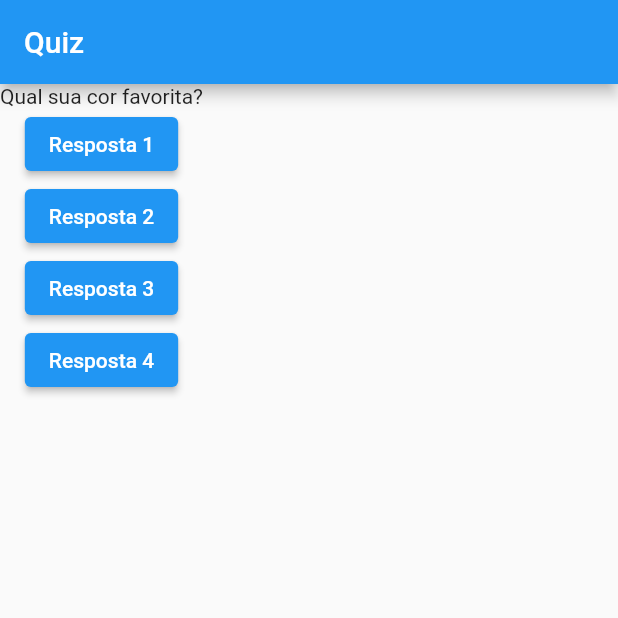
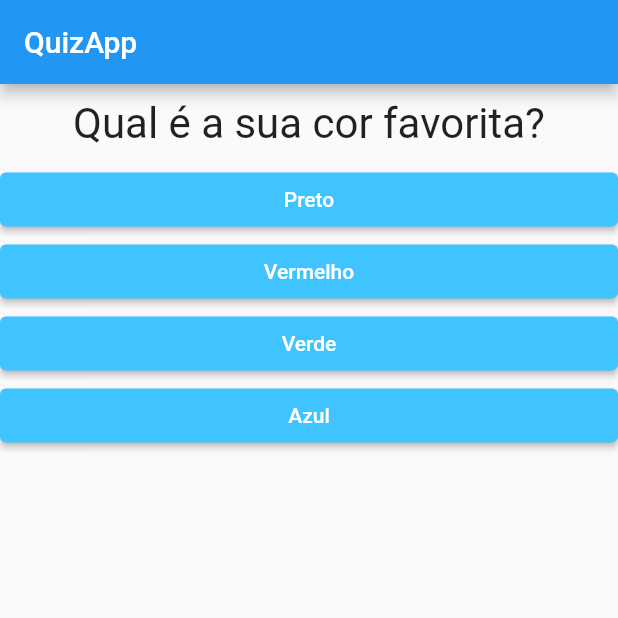
Before and after one commit to camillatoniatto/quizApp, a Flutter app: the screen it shows after launch, on a phone screen of 412 x 824 dp, the top half of it. Run offline on Flutter 3.47's test engine with Material 2 defaults, Android fonts, the phone set to English and light mode, and no system bars.

Commit message:
Ultimos arquivos

```diff
--- /dev/null
+++ b/lib/answer.dart
@@ -0,0 +1,23 @@
+import 'package:flutter/material.dart';
+
+class Answer extends StatelessWidget {
+  final String text;
+  final void Function() isSelected;
+
+  Answer(this.text, this.isSelected);
+
+  @override
+  Widget build(BuildContext context) {
+    return Container(
+      width: double.infinity,
+      child: ElevatedButton(
+        style: ElevatedButton.styleFrom(primary: Colors.lightBlueAccent),
+        child: Text(
+          text,
+          style: TextStyle(color: Colors.white),
+        ),
+        onPressed: isSelected,
+      ),
+    );
+  }
+}
--- a/lib/main.dart
+++ b/lib/main.dart
@@ -1,41 +1,78 @@
 import 'package:flutter/material.dart';
-import './questao.dart';
+import './resultQuiz.dart';
+import './quiz.dart';
 
 main() => runApp(QuizApp());
 
 class _QuizAppState extends State<QuizApp> {
-  var _perguntaSelecionada = 0;
+  var _selectedQuestion = 0;
+  var _rank = 0;
+  final List<Map> _questions = const [
+    {
+      'text': 'Qual é a sua cor favorita?',
+      'answers': [
+        {'text': 'Preto', 'grade': 6},
+        {'text': 'Vermelho', 'grade': 7},
+        {'text': 'Verde', 'grade': 5},
+        {'text': 'Azul', 'grade': 3},
+      ],
+    },
+    {
+      'text': "Qual é a sua série favorita?",
+      'answers': [
+        {'text': "Supernatural", 'grade': 4},
+        {'text': "Grey's Anatomy", 'grade': 8},
+        {'text': "Friends", 'grade': 5},
+        {'text': "Black Mirror", 'grade': 9},
+      ]
+    },
+    {
+      'text': 'Qual é seu estilo de música favorito?',
+      'answers': [
+        {'text': 'Pop', 'grade': 7},
+        {'text': 'Funk', 'grade': 5},
+        {'text': 'Rock', 'grade': 5},
+        {'text': 'Sertanejo', 'grade': 4},
+      ],
+    }
+  ];
 
-  void _responder() {
+  void _answered(int grade) {
+    if (hasSelectedQuestion) {
+      setState(() {
+        _selectedQuestion++;
+        _rank += grade;
+      });
+    }
+  }
+
+  void _resetQuiz() {
     setState(() {
-      _perguntaSelecionada++;
+      _selectedQuestion = 0;
+      _rank = 0;
     });
-    print('Pergunta respondida!');
   }
+
+  bool get hasSelectedQuestion {
+    return _selectedQuestion < _questions.length;
+  }
+
   @override
   Widget build(BuildContext context) {
-    final perguntas =[
-        'Qual sua cor favorita?',
-        'Qual seu animal favorito?',
-    ];
-
     return MaterialApp(
       home: Scaffold(
         appBar: AppBar(
-          title: const Text('Quiz'),
+          title: Text('QuizApp'),
         ),
-        body: Column(
-          children: <Widget>[
-            Questao(perguntas[_perguntaSelecionada]),
-            ElevatedButton(onPressed: _responder, child: const Text('Resposta 1')),
-            ElevatedButton(onPressed: _responder, child: const Text('Resposta 2')),
-            ElevatedButton(onPressed: _responder, child: const Text('Resposta 3')),
-            ElevatedButton(onPressed: _responder, child: const Text('Resposta 4')),
-          ],
-        ),
+        body: hasSelectedQuestion
+            ? Quiz(
+                questions: _questions,
+                selectedQuestion: _selectedQuestion,
+                onAnswered: _answered,
+              )
+            : ResultQuiz(_rank, _resetQuiz),
       ),
     );
-
   }
 }
 
--- /dev/null
+++ b/lib/question.dart
@@ -0,0 +1,17 @@
+import 'package:flutter/material.dart';
+
+class Question extends StatelessWidget {
+  //const Questao({Key? key}) : super(key: key);
+  final String text;
+  Question(this.text);
+
+  @override
+  Widget build(BuildContext context) {
+    return Container(
+      width: double.infinity,
+      margin: EdgeInsets.all(10),
+      child: Text(text,
+          style: TextStyle(fontSize: 28), textAlign: TextAlign.center),
+    );
+  }
+}
--- /dev/null
+++ b/lib/quiz.dart
@@ -0,0 +1,37 @@
+import 'package:flutter/material.dart';
+import './answer.dart';
+import './question.dart';
+
+class Quiz extends StatelessWidget {
+  final List<Map> questions;
+  final int selectedQuestion;
+  final void Function(int) onAnswered;
+
+  Quiz(
+      {required this.questions,
+      required this.selectedQuestion,
+      required this.onAnswered});
+
+  bool get hasSelectedQuestion {
+    return selectedQuestion < questions.length;
+  }
+
+  @override
+  Widget build(BuildContext context) {
+    List<Map> answers = hasSelectedQuestion
+        ? questions[selectedQuestion].cast()['answers']
+        : [];
+
+    return Column(
+      children: <Widget>[
+        Question(questions[selectedQuestion]['text'].toString()),
+        ...answers.map((ans) {
+          return Answer(
+            ans['text'],
+            () => onAnswered(ans['grade']),
+          );
+        }).toList(),
+      ],
+    );
+  }
+}
```
Also changed, not shown: lib/resultQuiz.dart (added, +46 -0 lines), pubspec.yaml (+3 -16 lines), pubspec.lock, 43 other files.
